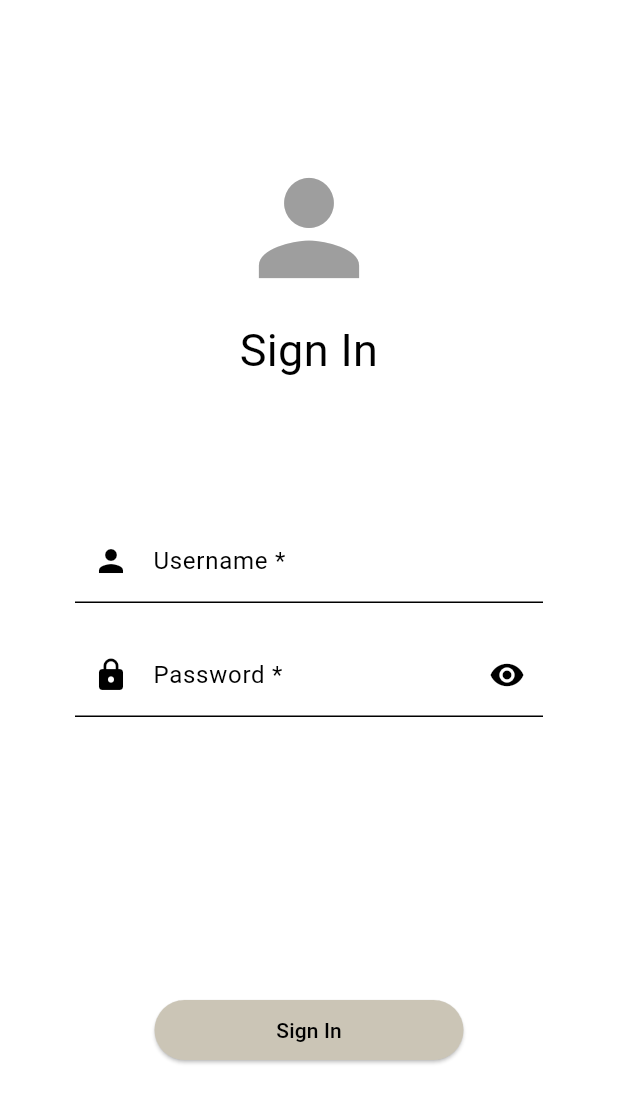
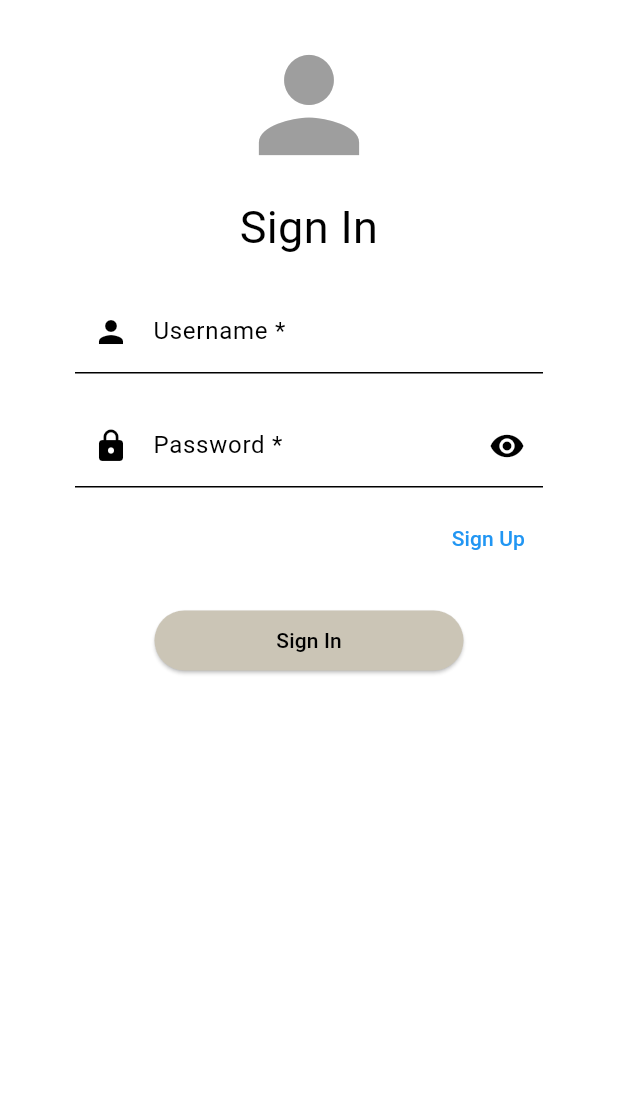
Before and after one commit to studbudz/studbudz, a Flutter app: the screen it shows after launch, on a phone screen of 412 x 824 dp. Shown: the top 1103 px of the screen. Run offline on Flutter 3.47's test engine with Material 3 defaults, Android fonts, the phone set to English and light mode, and no system bars; our stand-ins replace awesome_notifications, flutter_map, flutter_secure_storage, image_picker, video_player; missing offline and left inert: bip39, flutter_webrtc, video_thumbnail; network calls fail; statements that could not run were skipped; project files that could hold a hidden picture were left out.

Commit message:
feat: Update Podfile for iOS platform version and enhance UI components in various screens

```diff
--- a/studbudz/lib/UI/settings_page.dart
+++ b/studbudz/lib/UI/settings_page.dart
@@ -1,8 +1,6 @@
 import 'package:flutter/material.dart';
-import 'package:studubdz/UI/home_page.dart';
 import 'package:studubdz/notifier.dart';
 //change username inside account section and password\
-//
 
 class SettingsPage extends StatefulWidget {
   const SettingsPage({super.key});
--- a/studbudz/lib/UI/sign_in_page.dart
+++ b/studbudz/lib/UI/sign_in_page.dart
@@ -1,4 +1,5 @@
 import 'package:flutter/material.dart';
+import 'package:studubdz/UI/sign_up.dart';
 import 'package:studubdz/notifier.dart';
 
 class SignInPage extends StatefulWidget {
@@ -16,25 +17,22 @@ class _SignInPageState extends State<SignInPage> {
   Widget build(BuildContext context) {
     double screenWidth = MediaQuery.of(context).size.width;
     return Scaffold(
-      body: Column(
+      body: SafeArea(
+        child: SingleChildScrollView(
+          child: Column(
             children: [
               // Top Section: Title and Profile Logo
-          const Expanded(
-            flex: 2,
-            child: SignInHeaderWidget(),
-          ),
+              const SignInHeaderWidget(),
               // Middle Section: Username and Password Fields
-          Expanded(
-            flex: 2,
-            child: SignInFormWidget(
+              SignInFormWidget(
                 usernameController: _usernameController,
                 passwordController: _passwordController,
               ),
+              // Bottom Section: Sign In Button
+              SizedBox(
+                height: 20,
               ),
-          // Bottom Section: Sign In Button
-          Expanded(
-            flex: 2,
-            child: Center(
+              Center(
                 child: SizedBox(
                   width: screenWidth * 0.5,
                   child: ElevatedButton(
@@ -43,8 +41,9 @@ class _SignInPageState extends State<SignInPage> {
                   ),
                 ),
               ),
+            ],
           ),
-        ],
+        ),
       ),
     );
   }
@@ -125,6 +124,7 @@ class _SignInFormWidgetState extends State<SignInFormWidget> {
       padding: const EdgeInsets.symmetric(horizontal: 50),
       child: Column(
         mainAxisAlignment: MainAxisAlignment.center,
+        crossAxisAlignment: CrossAxisAlignment.start,
         children: [
           TextFormField(
             controller: widget.usernameController,
@@ -168,6 +168,24 @@ class _SignInFormWidgetState extends State<SignInFormWidget> {
               return null;
             },
           ),
+          const SizedBox(height: 10),
+          Align(
+            alignment: Alignment.centerRight,
+            child: TextButton(
+              onPressed: () {
+                Navigator.push(
+                  context,
+                  MaterialPageRoute(
+                    builder: (context) => const SignUpPage(),
+                  ),
+                );
+              },
+              child: const Text(
+                'Sign Up',
+                style: TextStyle(color: Colors.blue),
+              ),
+            ),
+          ),
         ],
       ),
     );
--- a/studbudz/lib/UI/sign_up.dart
+++ b/studbudz/lib/UI/sign_up.dart
@@ -54,6 +54,7 @@ class AccountSetup extends StatelessWidget {
   Widget build(BuildContext context) {
     return Scaffold(
       body: Center(
+        child: SingleChildScrollView(
           child: Column(
             children: [
               const Padding(
@@ -73,7 +74,8 @@ class AccountSetup extends StatelessWidget {
               const Padding(
                 padding: EdgeInsets.symmetric(horizontal: 50, vertical: 10),
                 child: TextField(
-                  decoration: InputDecoration(labelText: 'Confirm Password *')),
+                    decoration:
+                        InputDecoration(labelText: 'Confirm Password *')),
               ),
               ElevatedButton(
                 onPressed: onStepContinue,
@@ -81,6 +83,7 @@ class AccountSetup extends StatelessWidget {
                 child: const Text('Next'),
               ),
             ],
+          ),
         ),
       ),
     );
```
Also changed, not shown: studbudz/lib/UI/feed_widget.dart (+5 -5 lines), studbudz/lib/UI/profile_page.dart (+7 -4 lines), 2 other files. Lines whose indentation alone changed are shown as unchanged.
